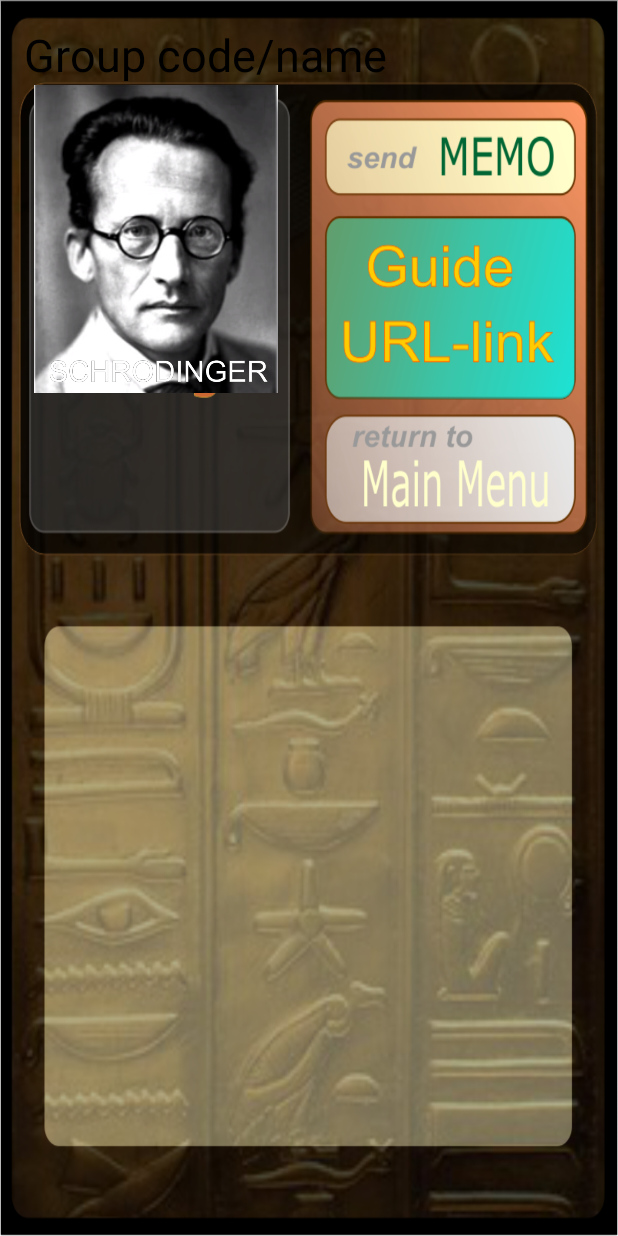
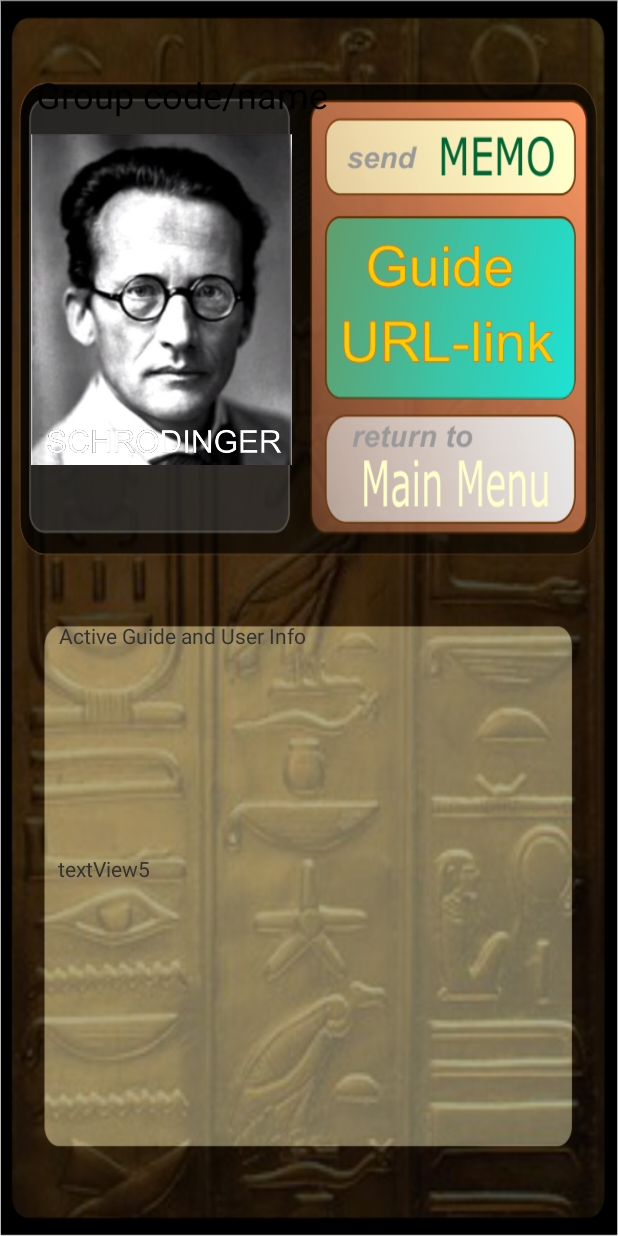
Before and after one commit to JasmineRobbie/Senior-Design-Deal-A-Meal, an Android app: the layout activity_final__referal.xml on its own in the app's theme, with its tools: preview values and no code run, on a phone screen of 412 x 824 dp. Run offline under Robolectric (Android 15) with nearby library versions, the phone set to English and light mode, and no system bars.

Commit message:
Updated the Guide Evaluation
Uploaded java and xml files for Final Referal and Final Evaluation

```diff
--- a/app/src/main/res/layout/activity_final__referal.xml
+++ b/app/src/main/res/layout/activity_final__referal.xml
@@ -1,97 +1,135 @@
 <?xml version="1.0" encoding="utf-8"?>
-<RelativeLayout xmlns:android="http://schemas.android.com/apk/res/android"
+<androidx.constraintlayout.widget.ConstraintLayout xmlns:android="http://schemas.android.com/apk/res/android"
+    xmlns:app="http://schemas.android.com/apk/res-auto"
     xmlns:tools="http://schemas.android.com/tools"
+    android:id="@+id/relativeLayout2"
     android:layout_width="match_parent"
     android:layout_height="match_parent"
+    android:background="@drawable/aim_eval_link"
+    android:paddingLeft="@dimen/activity_horizontal_margin"
+    android:paddingTop="@dimen/activity_vertical_margin"
+    android:paddingRight="@dimen/activity_horizontal_margin"
     android:paddingBottom="@dimen/activity_vertical_margin"
-    android:paddingLeft="@dimen/activity_horizontal_margin"
-    android:paddingRight="@dimen/activity_horizontal_margin"
-    android:paddingTop="@dimen/activity_vertical_margin"
-    tools:context="com.teamcarl.prototype.com.NeuralNet.prototype.Final_Referal"
-    android:background="@drawable/aim_eval_link">
-    <GridLayout
-        android:layout_width="wrap_content"
-        android:layout_height="wrap_content"
-        android:layout_alignParentBottom="true"
-        android:layout_centerHorizontal="true">
+    tools:context="com.teamcarl.prototype.com.NeuralNet.prototype.Final_Referal">
+
 
     <TextView
-            android:layout_width="301dp"
-            android:layout_height="255dp"
         android:id="@+id/textView5"
-            android:layout_row="1"
-            android:layout_column="0"
+        android:layout_width="327dp"
+        android:layout_height="148dp"
+        android:layout_marginStart="16dp"
+        android:layout_marginTop="503dp"
+        android:layout_marginEnd="23dp"
+        android:layout_marginBottom="41dp"
         android:backgroundTint="@color/abc_background_cache_hint_selector_material_light"
-            android:backgroundTintMode="add" />
-    </GridLayout>
-
-    <GridLayout
-        android:layout_width="wrap_content"
-        android:layout_height="wrap_content"
-        android:layout_alignParentTop="true"
-        android:layout_centerHorizontal="true"
-        android:layout_alignParentLeft="true">
+        android:backgroundTintMode="add"
+        android:text="textView5"
+        app:layout_constraintBottom_toBottomOf="parent"
+        app:layout_constraintEnd_toEndOf="parent"
+        app:layout_constraintStart_toStartOf="parent"
+        app:layout_constraintTop_toTopOf="parent" />
 
     <TextView
-            android:layout_width="wrap_content"
-            android:layout_height="wrap_content"
+        android:id="@+id/brandName"
+        android:layout_width="366dp"
+        android:layout_height="34dp"
+        android:layout_marginStart="8dp"
+        android:layout_marginTop="5dp"
+        android:layout_marginEnd="152dp"
+        android:layout_marginBottom="682dp"
+        android:singleLine="false"
+        android:text="Group code/name"
         android:textAppearance="?android:attr/textAppearanceMedium"
-            android:text="Group code/name"
-            android:id="@+id/brandName"
-            android:singleLine="false"
-            android:textSize="30dp"
-            android:layout_alignParentTop="true"
-            android:layout_centerHorizontal="true"
-            android:layout_row="0"
-            android:layout_column="0"
-            android:layout_columnSpan="2" />
+        android:textSize="24sp"
+        app:layout_constraintBottom_toBottomOf="parent"
+        app:layout_constraintEnd_toEndOf="parent"
+        app:layout_constraintHorizontal_bias="0.0"
+        app:layout_constraintStart_toStartOf="parent"
+        app:layout_constraintTop_toTopOf="parent"
+        app:layout_constraintVertical_bias="0.354" />
 
     <ImageView
-            android:layout_width="176dp"
-            android:layout_height="205dp"
         android:id="@+id/imageView2"
-            android:layout_row="1"
-            android:layout_column="0"
-            android:layout_rowSpan="3"
-            android:src="@drawable/schrodinger" />
+        android:layout_width="174dp"
+        android:layout_height="238dp"
+        android:layout_marginStart="100dp"
+        android:layout_marginTop="52dp"
+        android:layout_marginEnd="222dp"
+        android:layout_marginBottom="427dp"
+        android:src="@drawable/schrodinger"
+        app:layout_constraintBottom_toBottomOf="parent"
+        app:layout_constraintEnd_toEndOf="parent"
+        app:layout_constraintHorizontal_bias="0.823"
+        app:layout_constraintStart_toStartOf="parent"
+        app:layout_constraintTop_toTopOf="parent"
+        app:layout_constraintVertical_bias="0.166" />
 
     <ImageButton
-            android:layout_width="167dp"
-            android:layout_height="29dp"
         android:id="@+id/sendresponse"
-            android:layout_row="1"
-            android:layout_column="1"
+        android:layout_width="166dp"
+        android:layout_height="46dp"
+        android:layout_marginStart="199dp"
+        android:layout_marginTop="55dp"
+        android:layout_marginEnd="20dp"
+        android:layout_marginBottom="591dp"
+        android:alpha="0"
         android:background="@drawable/sendresponse"
-            android:layout_gravity="left"
-            android:layout_marginBottom="10dp"
-            android:layout_marginLeft="10dp"
-            android:alpha="0" />
+        app:layout_constraintBottom_toBottomOf="parent"
+        app:layout_constraintEnd_toEndOf="parent"
+        app:layout_constraintStart_toStartOf="parent"
+        app:layout_constraintTop_toTopOf="parent"
+        app:layout_constraintVertical_bias="0.0" />
 
     <ImageButton
-            android:layout_width="150dp"
-            android:layout_height="79dp"
         android:id="@+id/acceptReferral"
-            android:layout_row="2"
-            android:layout_column="1"
+        android:layout_width="163dp"
+        android:layout_height="107dp"
+        android:layout_marginStart="201dp"
+        android:layout_marginTop="110dp"
+        android:layout_marginEnd="15dp"
+        android:layout_marginBottom="484dp"
+        android:alpha="0"
         android:background="@drawable/accept_referral"
-            android:layout_marginBottom="10dp"
-            android:layout_marginLeft="10dp"
-            android:layout_marginTop="10dp"
-            android:alpha="0" />
+        app:layout_constraintBottom_toBottomOf="parent"
+        app:layout_constraintEnd_toEndOf="parent"
+        app:layout_constraintHorizontal_bias="1.0"
+        app:layout_constraintStart_toStartOf="parent"
+        app:layout_constraintTop_toTopOf="parent"
+        app:layout_constraintVertical_bias="1.0" />
 
     <ImageButton
-            android:layout_width="wrap_content"
-            android:layout_height="wrap_content"
+        android:id="@+id/mainMenu"
+        android:layout_width="166dp"
+        android:layout_height="66dp"
+        android:layout_marginStart="200dp"
+        android:layout_marginTop="218dp"
+        android:layout_marginEnd="16dp"
+        android:layout_marginBottom="407dp"
+        android:alpha="0"
+        android:background="@drawable/guideselect"
         android:text="Main Menu"
-            android:id="@+id/mainMenu"
-            android:layout_centerVertical="true"
-            android:layout_alignRight="@+id/brandName"
-            android:layout_alignEnd="@+id/brandName"
-            android:layout_row="3"
-            android:layout_column="1"
-            android:background="@drawable/guideselect"
-            android:layout_marginLeft="10dp"
-            android:alpha="0" />
+        app:layout_constraintBottom_toBottomOf="parent"
+        app:layout_constraintEnd_toEndOf="parent"
+        app:layout_constraintHorizontal_bias="0.576"
+        app:layout_constraintStart_toStartOf="parent"
+        app:layout_constraintTop_toTopOf="parent"
+        app:layout_constraintVertical_bias="1.0" />
 
-    </GridLayout>
-</RelativeLayout>
+    <TextView
+        android:id="@+id/ActiveGuideText"
+        android:layout_width="335dp"
+        android:layout_height="144dp"
+        android:layout_marginStart="23dp"
+        android:layout_marginTop="359dp"
+        android:layout_marginEnd="16dp"
+        android:layout_marginBottom="199dp"
+        android:text="Active Guide and User Info"
+        app:layout_constraintBottom_toBottomOf="parent"
+        app:layout_constraintEnd_toEndOf="parent"
+        app:layout_constraintHorizontal_bias="0.0"
+        app:layout_constraintStart_toStartOf="parent"
+        app:layout_constraintTop_toTopOf="parent"
+        app:layout_constraintVertical_bias="0.433" />
+
+
+</androidx.constraintlayout.widget.ConstraintLayout>
```
Also changed, not shown: app/src/main/java/com/NeuralNet/AzureCloud/FinalEvaluation.java (+31 -2 lines), app/src/main/java/com/NeuralNet/AzureCloud/Final_Referal.java (+38 -3 lines), app/src/main/res/layout/activity_final_evaluation.xml (+102 -70 lines). Lines whose indentation alone changed are shown as unchanged.
